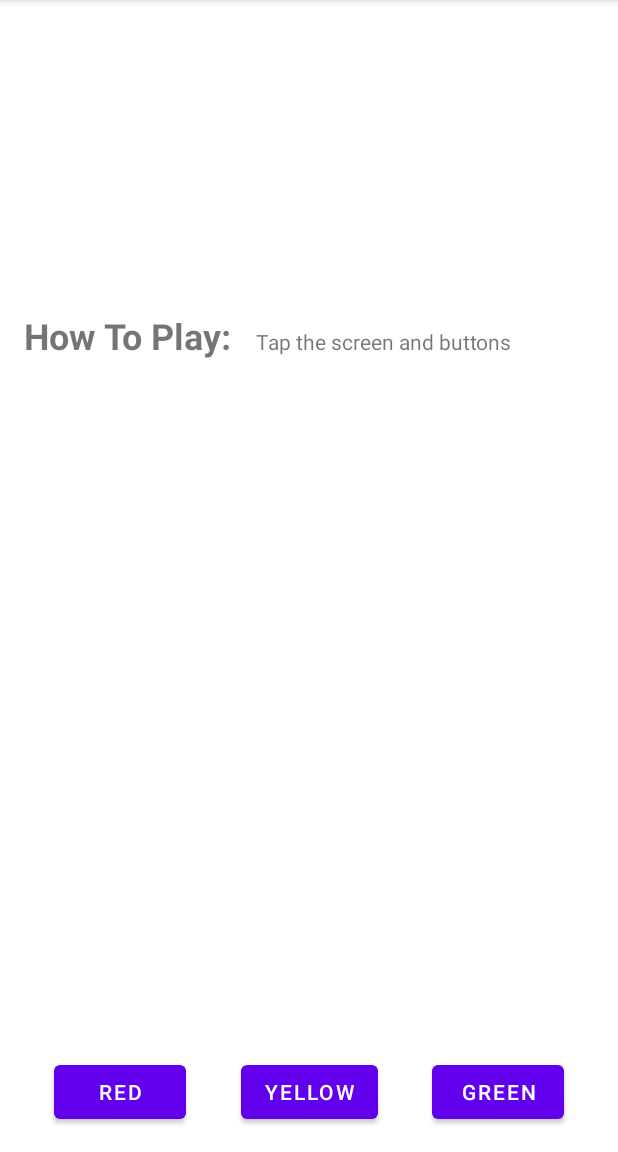
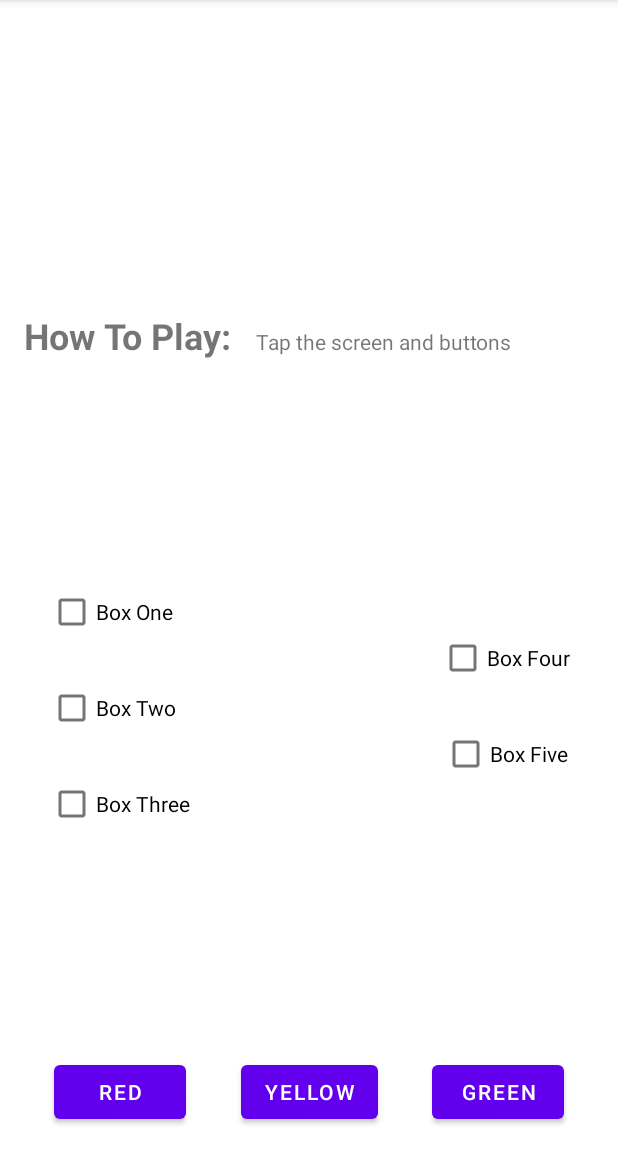
Before and after one commit to nurzainpradana/Color-My-View-App, an Android app: the screen it shows after launch (MainActivity), on a phone screen of 412 x 824 dp, the part 84-1236 px from its top. Run offline under Robolectric (Android 15) with nearby library versions, the phone set to English and light mode, and no system bars; Roboto replaces fonts that are not available here.

Commit message:
create checkBox with chain, add string resource

```diff
--- a/app/src/main/java/com/example/android/colormyviews/MainActivity.kt
+++ b/app/src/main/java/com/example/android/colormyviews/MainActivity.kt
@@ -4,9 +4,22 @@ import android.graphics.Color
 import androidx.appcompat.app.AppCompatActivity
 import android.os.Bundle
 import android.view.View
+import android.widget.Button
 import android.widget.TextView
 
 class MainActivity : AppCompatActivity() {
+    lateinit var redButton: Button
+    lateinit var yellowButton: Button
+    lateinit var greenButton: Button
+
+    lateinit var boxOneText: TextView
+    lateinit var boxTwoText: TextView
+    lateinit var boxThreeText: TextView
+    lateinit var boxFourText: TextView
+    lateinit var boxFiveText: TextView
+
+    lateinit var rootConstraintLayout: View
+
     override fun onCreate(savedInstanceState: Bundle?) {
         super.onCreate(savedInstanceState)
         setContentView(R.layout.activity_main)
@@ -15,16 +28,28 @@ class MainActivity : AppCompatActivity() {
     }
 
     private fun setListener() {
-        val boxOneText = findViewById<TextView>(R.id.box_one_text)
-        val boxTwoText = findViewById<TextView>(R.id.box_two_text)
-        val boxThreeText = findViewById<TextView>(R.id.box_three_text)
-        val boxFourText = findViewById<TextView>(R.id.box_four_text)
-        val boxFiveText = findViewById<TextView>(R.id.box_five_text)
+        boxOneText = findViewById(R.id.box_one_text)
+        boxTwoText = findViewById(R.id.box_two_text)
+        boxThreeText = findViewById(R.id.box_three_text)
+        boxFourText = findViewById(R.id.box_four_text)
+        boxFiveText = findViewById(R.id.box_five_text)
 
-        val rootConstraintLayout = findViewById<View>(R.id.constraint_layout)
+        greenButton = findViewById(R.id.green_button)
+        redButton = findViewById(R.id.red_button)
+        yellowButton = findViewById(R.id.yellow_button)
+
+        rootConstraintLayout = findViewById(R.id.constraint_layout)
 
         val clickableViews: List<View> =
-            listOf(boxOneText, boxTwoText, boxThreeText, boxFourText, boxFiveText, rootConstraintLayout)
+            listOf(boxOneText,
+                boxTwoText,
+                boxThreeText,
+                boxFourText,
+                boxFiveText,
+                rootConstraintLayout,
+                yellowButton,
+                redButton,
+                greenButton)
 
         for (item in clickableViews){
             item.setOnClickListener { makeDrawabled(it) }
--- a/app/src/main/res/layout/activity_main.xml
+++ b/app/src/main/res/layout/activity_main.xml
@@ -139,4 +139,61 @@
         app:layout_constraintHorizontal_bias="0.5"
         app:layout_constraintStart_toEndOf="@+id/yellow_button" />
 
+    <CheckBox
+        android:id="@+id/checkBoxOne"
+        android:layout_width="wrap_content"
+        android:layout_height="wrap_content"
+        android:layout_marginStart="32dp"
+        android:text="@string/checkbox_one"
+        app:layout_constraintBottom_toTopOf="@+id/checkBoxTwo"
+        app:layout_constraintStart_toStartOf="parent"
+        app:layout_constraintTop_toBottomOf="@+id/label_text"
+        app:layout_constraintVertical_chainStyle="packed" />
+
+    <CheckBox
+        android:id="@+id/checkBoxTwo"
+        android:layout_width="wrap_content"
+        android:layout_height="wrap_content"
+        android:layout_marginStart="32dp"
+        android:layout_marginTop="16dp"
+        android:layout_marginBottom="16dp"
+        android:text="@string/checkbox_two"
+        app:layout_constraintBottom_toTopOf="@+id/checkBoxThree"
+        app:layout_constraintStart_toStartOf="parent"
+        app:layout_constraintTop_toBottomOf="@+id/checkBoxOne" />
+
+    <CheckBox
+        android:id="@+id/checkBoxThree"
+        android:layout_width="wrap_content"
+        android:layout_height="wrap_content"
+        android:layout_marginStart="32dp"
+        android:text="@string/checkbox_three"
+        app:layout_constraintBottom_toTopOf="@+id/red_button"
+        app:layout_constraintStart_toStartOf="parent"
+        app:layout_constraintTop_toBottomOf="@+id/checkBoxTwo" />
+
+    <CheckBox
+        android:id="@+id/checkBoxFour"
+        android:layout_width="wrap_content"
+        android:layout_height="wrap_content"
+        android:layout_marginEnd="32dp"
+        android:layout_marginBottom="16dp"
+        android:text="@string/checkbox_four"
+        app:layout_constraintBottom_toTopOf="@+id/checkBoxFive"
+        app:layout_constraintEnd_toEndOf="parent"
+        app:layout_constraintTop_toBottomOf="@+id/info_text"
+        app:layout_constraintVertical_chainStyle="packed" />
+
+    <CheckBox
+        android:id="@+id/checkBoxFive"
+        android:layout_width="wrap_content"
+        android:layout_height="wrap_content"
+        android:layout_marginEnd="32dp"
+        android:text="@string/checkbox_five"
+        app:layout_constraintBottom_toTopOf="@+id/yellow_button"
+        app:layout_constraintEnd_toEndOf="parent"
+        app:layout_constraintStart_toStartOf="@+id/checkBoxFour"
+        app:layout_constraintTop_toBottomOf="@+id/checkBoxFour"
+        app:layout_constraintVertical_chainStyle="packed" />
+
 </androidx.constraintlayout.widget.ConstraintLayout>
--- a/app/src/main/res/values/strings.xml
+++ b/app/src/main/res/values/strings.xml
@@ -7,8 +7,15 @@
     <string name="box_five">Box Five</string>
     <string name="how_to_play">How To Play:</string>
     <string name="tap_the_boxes_and_buttons">Tap the screen and buttons</string>
+
     <string name="button_red">RED</string>
     <string name="button_yellow">YELLOW</string>
     <string name="button_green">GREEN</string>
 
+    <string name="checkbox_one">Box One</string>
+    <string name="checkbox_two">Box Two</string>
+    <string name="checkbox_three">Box Three</string>
+    <string name="checkbox_four">Box Four</string>
+    <string name="checkbox_five">Box Five</string>
+
 </resources>
```
